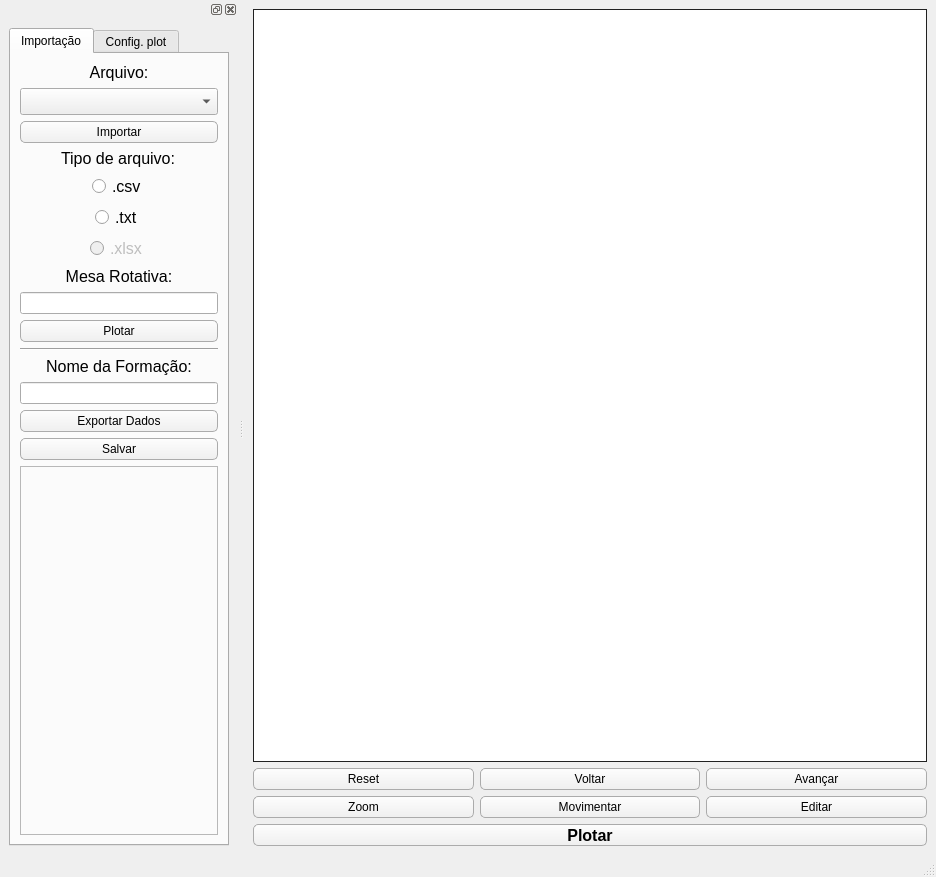
Qt form tomiUI.ui (albano-a/onyx) before a commit.
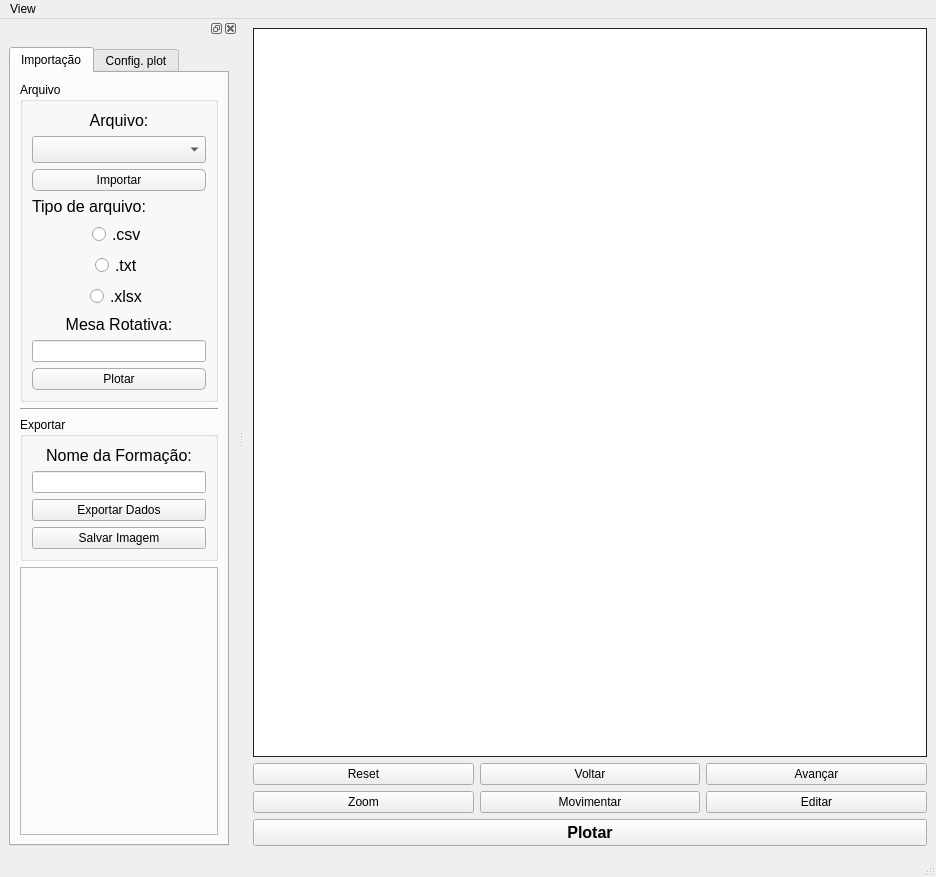
The same form after that commit. Icons and pictures are not drawn.

```diff
--- a/tomiUI.ui
+++ b/tomiUI.ui
@@ -13,8 +13,9 @@
   <property name="windowTitle">
    <string>MainWindow</string>
   </property>
-  <property name="styleSheet">
-   <string notr="true"/>
+  <property name="windowIcon">
+   <iconset>
+    <normaloff>tomi_icon.png</normaloff>tomi_icon.png</iconset>
   </property>
   <widget class="QWidget" name="centralwidget">
    <layout class="QVBoxLayout" name="verticalLayout_4">
@@ -50,20 +51,6 @@
      <layout class="QGridLayout" name="gridLayout">
       <item row="0" column="0">
        <widget class="QPushButton" name="homeButton">
-        <property name="styleSheet">
-         <string notr="true">QPushButton {
-	border-radius: 5px;
-	border: 1px solid #ababab;
-	height: 20px;
-	background-color: qlineargradient(spread:pad, x1:0.454545, y1:0, x2:0.454545, y2:1, stop:0 rgba(253, 253, 253, 255), stop:1 rgba(239, 239, 239, 255));
-
-	
-}
-
-QPushButton:hover {
-    background: qlineargradient(spread:pad, x1:0.454545, y1:0, x2:0.454545, y2:1, stop:0 rgba(254, 254, 254, 255), stop:1 rgba(248, 248, 248, 255));
-}</string>
-        </property>
         <property name="text">
          <string>Reset</string>
         </property>
@@ -71,20 +58,6 @@
       </item>
       <item row="0" column="1">
        <widget class="QPushButton" name="backButton">
-        <property name="styleSheet">
-         <string notr="true">QPushButton {
-	border-radius: 5px;
-	border: 1px solid #ababab;
-	height: 20px;
-	background-color: qlineargradient(spread:pad, x1:0.454545, y1:0, x2:0.454545, y2:1, stop:0 rgba(253, 253, 253, 255), stop:1 rgba(239, 239, 239, 255));
-
-	
-}
-
-QPushButton:hover {
-    background: qlineargradient(spread:pad, x1:0.454545, y1:0, x2:0.454545, y2:1, stop:0 rgba(254, 254, 254, 255), stop:1 rgba(248, 248, 248, 255));
-}</string>
-        </property>
         <property name="text">
          <string>Voltar</string>
         </property>
@@ -92,20 +65,6 @@
       </item>
       <item row="0" column="2">
        <widget class="QPushButton" name="forwardButton">
-        <property name="styleSheet">
-         <string notr="true">QPushButton {
-	border-radius: 5px;
-	border: 1px solid #ababab;
-	height: 20px;
-	background-color: qlineargradient(spread:pad, x1:0.454545, y1:0, x2:0.454545, y2:1, stop:0 rgba(253, 253, 253, 255), stop:1 rgba(239, 239, 239, 255));
-
-	
-}
-
-QPushButton:hover {
-    background: qlineargradient(spread:pad, x1:0.454545, y1:0, x2:0.454545, y2:1, stop:0 rgba(254, 254, 254, 255), stop:1 rgba(248, 248, 248, 255));
-}</string>
-        </property>
         <property name="text">
          <string>Avançar</string>
         </property>
@@ -113,20 +72,6 @@
       </item>
       <item row="1" column="0">
        <widget class="QPushButton" name="zoomButton">
-        <property name="styleSheet">
-         <string notr="true">QPushButton {
-	border-radius: 5px;
-	border: 1px solid #ababab;
-	height: 20px;
-	background-color: qlineargradient(spread:pad, x1:0.454545, y1:0, x2:0.454545, y2:1, stop:0 rgba(253, 253, 253, 255), stop:1 rgba(239, 239, 239, 255));
-
-	
-}
-
-QPushButton:hover {
-    background: qlineargradient(spread:pad, x1:0.454545, y1:0, x2:0.454545, y2:1, stop:0 rgba(254, 254, 254, 255), stop:1 rgba(248, 248, 248, 255));
-}</string>
-        </property>
         <property name="text">
          <string>Zoom</string>
         </property>
@@ -134,20 +79,6 @@
       </item>
       <item row="1" column="1">
        <widget class="QPushButton" name="panButton">
-        <property name="styleSheet">
-         <string notr="true">QPushButton {
-	border-radius: 5px;
-	border: 1px solid #ababab;
-	height: 20px;
-	background-color: qlineargradient(spread:pad, x1:0.454545, y1:0, x2:0.454545, y2:1, stop:0 rgba(253, 253, 253, 255), stop:1 rgba(239, 239, 239, 255));
-
-	
-}
-
-QPushButton:hover {
-    background: qlineargradient(spread:pad, x1:0.454545, y1:0, x2:0.454545, y2:1, stop:0 rgba(254, 254, 254, 255), stop:1 rgba(248, 248, 248, 255));
-}</string>
-        </property>
         <property name="text">
          <string>Movimentar</string>
         </property>
@@ -155,20 +86,6 @@
       </item>
       <item row="1" column="2">
        <widget class="QPushButton" name="editButton">
-        <property name="styleSheet">
-         <string notr="true">QPushButton {
-	border-radius: 5px;
-	border: 1px solid #ababab;
-	height: 20px;
-	background-color: qlineargradient(spread:pad, x1:0.454545, y1:0, x2:0.454545, y2:1, stop:0 rgba(253, 253, 253, 255), stop:1 rgba(239, 239, 239, 255));
-
-	
-}
-
-QPushButton:hover {
-    background: qlineargradient(spread:pad, x1:0.454545, y1:0, x2:0.454545, y2:1, stop:0 rgba(254, 254, 254, 255), stop:1 rgba(248, 248, 248, 255));
-}</string>
-        </property>
         <property name="text">
          <string>Editar</string>
         </property>
@@ -191,20 +108,6 @@
         <bold>true</bold>
        </font>
       </property>
-      <property name="styleSheet">
-       <string notr="true">QPushButton {
-	border-radius: 5px;
-	border: 1px solid #ababab;
-	height: 20px;
-	background-color: qlineargradient(spread:pad, x1:0.454545, y1:0, x2:0.454545, y2:1, stop:0 rgba(253, 253, 253, 255), stop:1 rgba(239, 239, 239, 255));
-
-	
-}
-
-QPushButton:hover {
-    background: qlineargradient(spread:pad, x1:0.454545, y1:0, x2:0.454545, y2:1, stop:0 rgba(254, 254, 254, 255), stop:1 rgba(248, 248, 248, 255));
-}</string>
-      </property>
       <property name="text">
        <string>Plotar</string>
       </property>
@@ -221,12 +124,23 @@
      <height>21</height>
     </rect>
    </property>
+   <widget class="QMenu" name="menuView">
+    <property name="title">
+     <string>View</string>
+    </property>
+    <addaction name="actionSidebar"/>
+    <addaction name="actionDocumentation"/>
+   </widget>
+   <addaction name="menuView"/>
   </widget>
   <widget class="QStatusBar" name="statusbar"/>
   <widget class="QDockWidget" name="dockWidget">
    <property name="allowedAreas">
     <set>Qt::LeftDockWidgetArea|Qt::RightDockWidgetArea</set>
    </property>
+   <property name="windowTitle">
+    <string/>
+   </property>
    <attribute name="dockWidgetArea">
     <number>1</number>
    </attribute>
@@ -245,45 +159,42 @@
          <property name="currentIndex">
           <number>0</number>
          </property>
+         <property name="movable">
+          <bool>false</bool>
+         </property>
          <widget class="QWidget" name="tab">
           <attribute name="title">
            <string>Importação</string>
           </attribute>
+          <layout class="QVBoxLayout" name="verticalLayout_7">
+           <item>
+            <widget class="QGroupBox" name="groupBox">
+             <property name="title">
+              <string>Arquivo</string>
+             </property>
           <layout class="QVBoxLayout" name="verticalLayout_3">
            <item>
-            <layout class="QGridLayout" name="gridLayout_2">
-             <item row="13" column="0">
-              <widget class="QLineEdit" name="formationNameInput"/>
-             </item>
-             <item row="12" column="0">
-              <widget class="QLabel" name="label">
+               <widget class="QLabel" name="label_2">
+                <property name="font">
+                 <font>
+                  <pointsize>12</pointsize>
+                 </font>
+                </property>
                <property name="text">
-                <string>&lt;html&gt;&lt;head/&gt;&lt;body&gt;&lt;p align=&quot;center&quot;&gt;&lt;span style=&quot; font-size:12pt;&quot;&gt;Nome da Formação:&lt;/span&gt;&lt;/p&gt;&lt;/body&gt;&lt;/html&gt;</string>
+                 <string>&lt;html&gt;&lt;head/&gt;&lt;body&gt;&lt;p align=&quot;center&quot;&gt;Arquivo:&lt;/p&gt;&lt;/body&gt;&lt;/html&gt;</string>
                </property>
               </widget>
              </item>
-             <item row="10" column="0">
-              <widget class="QPushButton" name="plotTOMIBtn_2">
-               <property name="styleSheet">
-                <string notr="true">QPushButton {
-	border-radius: 5px;
-	border: 1px solid #ababab;
-	height: 20px;
-	background-color: qlineargradient(spread:pad, x1:0.454545, y1:0, x2:0.454545, y2:1, stop:0 rgba(253, 253, 253, 255), stop:1 rgba(239, 239, 239, 255));
-
-	
-}
-
-QPushButton:hover {
-    background: qlineargradient(spread:pad, x1:0.454545, y1:0, x2:0.454545, y2:1, stop:0 rgba(254, 254, 254, 255), stop:1 rgba(248, 248, 248, 255));
-}</string>
-               </property>
-               <property name="text">
-                <string>Plotar</string>
-               </property>
-              </widget>
-             </item>
-             <item row="2" column="0">
+              <item>
+               <widget class="QComboBox" name="fileTOMIComboBox">
+                <property name="font">
+                 <font>
+                  <pointsize>12</pointsize>
+                 </font>
+                </property>
+               </widget>
+              </item>
+              <item>
               <widget class="QPushButton" name="importFileBtn">
                <property name="styleSheet">
                 <string notr="true">QPushButton {
@@ -304,63 +215,19 @@
                </property>
               </widget>
              </item>
-             <item row="8" column="0">
-              <widget class="QLabel" name="label_11">
-               <property name="text">
-                <string>&lt;html&gt;&lt;head/&gt;&lt;body&gt;&lt;p align=&quot;center&quot;&gt;&lt;span style=&quot; font-size:12pt;&quot;&gt;Mesa Rotativa:&lt;/span&gt;&lt;/p&gt;&lt;/body&gt;&lt;/html&gt;</string>
-               </property>
-              </widget>
-             </item>
-             <item row="6" column="0" alignment="Qt::AlignHCenter">
-              <widget class="QRadioButton" name="xlsxFileRadioButton">
-               <property name="enabled">
-                <bool>false</bool>
-               </property>
+              <item>
+               <widget class="QLabel" name="label_3">
                <property name="font">
                 <font>
                  <pointsize>12</pointsize>
                 </font>
                </property>
                <property name="text">
-                <string>.xlsx</string>
-               </property>
-               <property name="icon">
-                <iconset>
-                 <normaloff>J:/Universidade/GIECAR/mpanicon/xlsx.png</normaloff>J:/Universidade/GIECAR/mpanicon/xlsx.png</iconset>
-               </property>
-               <property name="iconSize">
-                <size>
-                 <width>32</width>
-                 <height>32</height>
-                </size>
-               </property>
-               <attribute name="buttonGroup">
-                <string notr="true">fileTOMIBtnGroup</string>
-               </attribute>
-              </widget>
-             </item>
-             <item row="15" column="0">
-              <widget class="QPushButton" name="saveButton">
-               <property name="styleSheet">
-                <string notr="true">QPushButton {
-	border-radius: 5px;
-	border: 1px solid #ababab;
-	height: 20px;
-	background-color: qlineargradient(spread:pad, x1:0.454545, y1:0, x2:0.454545, y2:1, stop:0 rgba(253, 253, 253, 255), stop:1 rgba(239, 239, 239, 255));
-
-	
-}
-
-QPushButton:hover {
-    background: qlineargradient(spread:pad, x1:0.454545, y1:0, x2:0.454545, y2:1, stop:0 rgba(254, 254, 254, 255), stop:1 rgba(248, 248, 248, 255));
-}</string>
-               </property>
-               <property name="text">
-                <string>Salvar</string>
-               </property>
-              </widget>
-             </item>
-             <item row="4" column="0" alignment="Qt::AlignHCenter">
+                 <string>Tipo de arquivo:</string>
+                </property>
+               </widget>
+              </item>
+              <item alignment="Qt::AlignHCenter">
               <widget class="QRadioButton" name="csvFileRadioButton">
                <property name="sizeIncrement">
                 <size>
@@ -391,7 +258,7 @@
                </attribute>
               </widget>
              </item>
-             <item row="5" column="0" alignment="Qt::AlignHCenter">
+              <item alignment="Qt::AlignHCenter">
               <widget class="QRadioButton" name="txtFileRadioButton">
                <property name="font">
                 <font>
@@ -416,47 +283,92 @@
                </attribute>
               </widget>
              </item>
-             <item row="3" column="0" alignment="Qt::AlignHCenter">
-              <widget class="QLabel" name="label_3">
+              <item alignment="Qt::AlignHCenter">
+               <widget class="QRadioButton" name="xlsxFileRadioButton">
+                <property name="enabled">
+                 <bool>true</bool>
+                </property>
                <property name="font">
                 <font>
                  <pointsize>12</pointsize>
                 </font>
                </property>
                <property name="text">
-                <string>Tipo de arquivo:</string>
-               </property>
-              </widget>
-             </item>
-             <item row="1" column="0">
-              <widget class="QComboBox" name="fileTOMIComboBox">
-               <property name="font">
-                <font>
-                 <pointsize>12</pointsize>
-                </font>
+                 <string>.xlsx</string>
+                </property>
+                <property name="icon">
+                 <iconset>
+                  <normaloff>J:/Universidade/GIECAR/mpanicon/xlsx.png</normaloff>J:/Universidade/GIECAR/mpanicon/xlsx.png</iconset>
+                </property>
+                <property name="iconSize">
+                 <size>
+                  <width>32</width>
+                  <height>32</height>
+                 </size>
+                </property>
+                <attribute name="buttonGroup">
+                 <string notr="true">fileTOMIBtnGroup</string>
+                </attribute>
+               </widget>
+              </item>
+              <item>
+               <widget class="QLabel" name="label_11">
+                <property name="text">
+                 <string>&lt;html&gt;&lt;head/&gt;&lt;body&gt;&lt;p align=&quot;center&quot;&gt;&lt;span style=&quot; font-size:12pt;&quot;&gt;Mesa Rotativa:&lt;/span&gt;&lt;/p&gt;&lt;/body&gt;&lt;/html&gt;</string>
                </property>
               </widget>
              </item>
-             <item row="0" column="0">
-              <widget class="QLabel" name="label_2">
-               <property name="font">
-                <font>
-                 <pointsize>12</pointsize>
-                </font>
+              <item>
+               <widget class="QLineEdit" name="mesaRotativaInput"/>
+              </item>
+              <item>
+               <widget class="QPushButton" name="plotTOMIBtn_2">
+                <property name="styleSheet">
+                 <string notr="true">QPushButton {
+	border-radius: 5px;
+	border: 1px solid #ababab;
+	height: 20px;
+	background-color: qlineargradient(spread:pad, x1:0.454545, y1:0, x2:0.454545, y2:1, stop:0 rgba(253, 253, 253, 255), stop:1 rgba(239, 239, 239, 255));
+
+	
+}
+
+QPushButton:hover {
+    background: qlineargradient(spread:pad, x1:0.454545, y1:0, x2:0.454545, y2:1, stop:0 rgba(254, 254, 254, 255), stop:1 rgba(248, 248, 248, 255));
+}</string>
                </property>
                <property name="text">
-                <string>&lt;html&gt;&lt;head/&gt;&lt;body&gt;&lt;p align=&quot;center&quot;&gt;Arquivo:&lt;/p&gt;&lt;/body&gt;&lt;/html&gt;</string>
+                 <string>Plotar</string>
                </property>
               </widget>
              </item>
-             <item row="11" column="0">
+             </layout>
+            </widget>
+           </item>
+           <item>
               <widget class="Line" name="line">
                <property name="orientation">
                 <enum>Qt::Horizontal</enum>
                </property>
               </widget>
              </item>
-             <item row="14" column="0">
+           <item>
+            <widget class="QGroupBox" name="groupBox_2">
+             <property name="title">
+              <string>Exportar</string>
+             </property>
+             <layout class="QVBoxLayout" name="verticalLayout_6">
+              <item>
+               <widget class="QLabel" name="label">
+                <property name="text">
+                 <string>&lt;html&gt;&lt;head/&gt;&lt;body&gt;&lt;p align=&quot;center&quot;&gt;&lt;span style=&quot; font-size:12pt;&quot;&gt;Nome da Formação:&lt;/span&gt;&lt;/p&gt;&lt;/body&gt;&lt;/html&gt;</string>
+                </property>
+               </widget>
+              </item>
+              <item>
+               <widget class="QLineEdit" name="formationNameInput"/>
+              </item>
+              <item>
               <widget class="QPushButton" name="exportDataButton">
                <property name="toolTip">
                 <string>Exportar o dado de TOMI Index</string>
@@ -464,29 +376,20 @@
                <property name="statusTip">
                 <string>Exportar o dado de TOMI Index. Lembre-se que o dado vai ser exportado utilizando '.' ao invés de ',' para delimitar o decimal.</string>
                </property>
-               <property name="styleSheet">
-                <string notr="true">QPushButton {
-	border-radius: 5px;
-	border: 1px solid #ababab;
-	height: 20px;
-	background-color: qlineargradient(spread:pad, x1:0.454545, y1:0, x2:0.454545, y2:1, stop:0 rgba(253, 253, 253, 255), stop:1 rgba(239, 239, 239, 255));
-
-	
-}
-
-QPushButton:hover {
-    background: qlineargradient(spread:pad, x1:0.454545, y1:0, x2:0.454545, y2:1, stop:0 rgba(254, 254, 254, 255), stop:1 rgba(248, 248, 248, 255));
-}</string>
-               </property>
                <property name="text">
                 <string>Exportar Dados</string>
                </property>
               </widget>
              </item>
-             <item row="9" column="0">
-              <widget class="QLineEdit" name="mesaRotativaInput"/>
-             </item>
-            </layout>
+              <item>
+               <widget class="QPushButton" name="saveButton">
+                <property name="text">
+                 <string>Salvar Imagem</string>
+                </property>
+               </widget>
+              </item>
+             </layout>
+            </widget>
            </item>
            <item>
             <widget class="QFrame" name="frame_2">
```
Left out of the diff: 10 changed lines with no effect on the pictures. Lines whose indentation alone changed are shown as unchanged.
